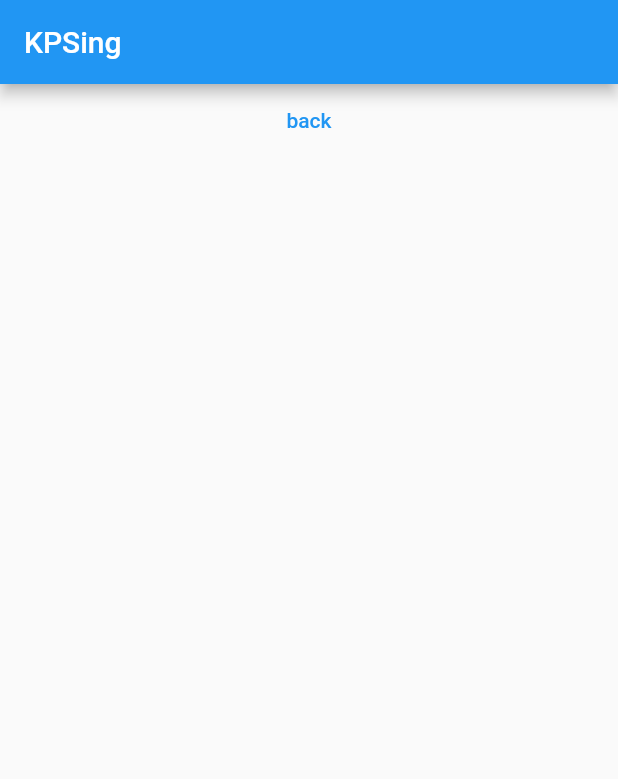
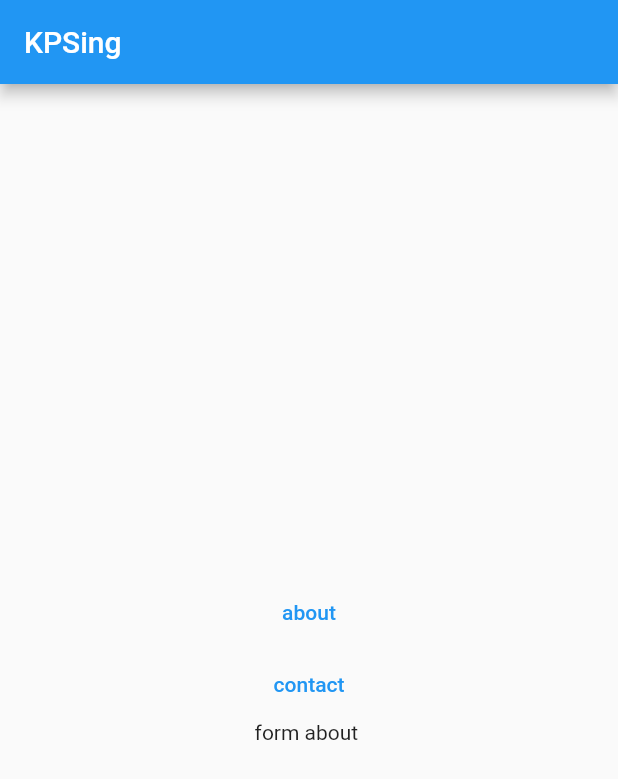
Before and after one commit to sing3demons/flutter_online, a Flutter app: the screen it shows after launch, on a phone screen of 412 x 824 dp. Shown: the top 779 px of the screen. Run offline on Flutter 3.47's test engine with Material 2 defaults, Android fonts, the phone set to English and light mode, and no system bars.

Commit message:
send data Navigator.pushNamed -> argument

```diff
--- a/lib/main.dart
+++ b/lib/main.dart
@@ -1,5 +1,6 @@
 import 'package:flutter/material.dart';
 import 'package:flutter_online/pages/About_page.dart';
+import 'package:flutter_online/pages/contact_page.dart';
 import 'package:flutter_online/pages/home_page.dart';
 
 void main() => runApp(App());
@@ -15,6 +16,7 @@ class App extends StatelessWidget {
       routes: <String, WidgetBuilder>{
         '/': (BuildContext context) => HomePage(),
         '/about': (BuildContext context) => AboutPage(),
+        '/contact': (BuildContext context) => ContactPage(),
       },
     );
   }
--- a/lib/pages/home_page.dart
+++ b/lib/pages/home_page.dart
@@ -1,7 +1,14 @@
 import 'package:flutter/material.dart';
 
-class HomePage extends StatelessWidget {
+class HomePage extends StatefulWidget {
   const HomePage({Key key}) : super(key: key);
+
+  @override
+  _HomePageState createState() => _HomePageState();
+}
+
+class _HomePageState extends State<HomePage> {
+  var formAbout;
 
   @override
   Widget build(BuildContext context) {
@@ -11,12 +18,28 @@ class HomePage extends StatelessWidget {
       ),
       body: Center(
         child: Column(
+          mainAxisAlignment: MainAxisAlignment.center,
           children: [
             TextButton(
-                onPressed: () {
-                  Navigator.pushNamed(context, '/about');
-                },
-                child: Text('back'))
+              onPressed: () async {
+                formAbout =
+                    await Navigator.pushNamed(context, '/about', arguments: {
+                  'email': 'sing@dev.com',
+                  'age': 24,
+                });
+                setState(() {
+                  formAbout = formAbout;
+                });
+              },
+              child: Text('about'),
+            ),
+            TextButton(
+              onPressed: () {
+                Navigator.pushNamed(context, '/contact');
+              },
+              child: Text('contact'),
+            ),
+            Text('form about ${formAbout ?? ''}'),
           ],
         ),
       ),
```
Also changed, not shown: lib/pages/About_page.dart (+17 -2 lines), lib/pages/contact_page.dart (added, +34 -0 lines).
